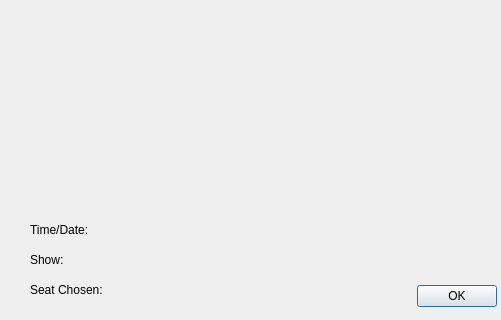
Before: the Qt Designer form seats.ui in DPigeon/Ticket-System, drawn with Qt 5; both pictures show x 0 to 501 and y 188 to 508 of the 596 by 508 pixel window.
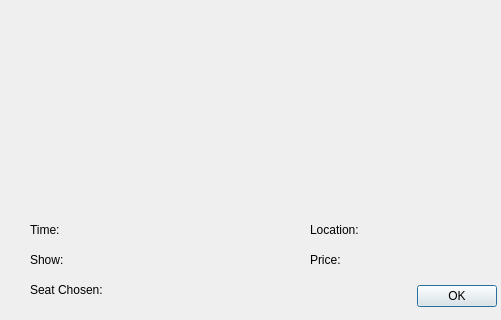
After: the same form once the commit is applied.

Patch:
```diff
--- a/seats.ui
+++ b/seats.ui
@@ -100,12 +100,12 @@
     <rect>
      <x>30</x>
      <y>410</y>
-     <width>71</width>
+     <width>41</width>
      <height>16</height>
     </rect>
    </property>
    <property name="text">
-    <string>Time/Date:</string>
+    <string>Time:</string>
    </property>
   </widget>
   <widget class="QLabel" name="labelShow">
@@ -113,7 +113,7 @@
     <rect>
      <x>70</x>
      <y>440</y>
-     <width>55</width>
+     <width>201</width>
      <height>16</height>
     </rect>
    </property>
@@ -137,9 +137,61 @@
   <widget class="QLabel" name="labelTimeDate">
    <property name="geometry">
     <rect>
-     <x>100</x>
+     <x>70</x>
      <y>410</y>
-     <width>55</width>
+     <width>171</width>
+     <height>16</height>
+    </rect>
+   </property>
+   <property name="text">
+    <string/>
+   </property>
+  </widget>
+  <widget class="QLabel" name="label_4">
+   <property name="geometry">
+    <rect>
+     <x>310</x>
+     <y>410</y>
+     <width>61</width>
+     <height>16</height>
+    </rect>
+   </property>
+   <property name="text">
+    <string>Location:</string>
+   </property>
+  </widget>
+  <widget class="QLabel" name="label_5">
+   <property name="geometry">
+    <rect>
+     <x>310</x>
+     <y>440</y>
+     <width>41</width>
+     <height>16</height>
+    </rect>
+   </property>
+   <property name="text">
+    <string>Price:</string>
+   </property>
+  </widget>
+  <widget class="QLabel" name="labelLocation">
+   <property name="geometry">
+    <rect>
+     <x>370</x>
+     <y>410</y>
+     <width>211</width>
+     <height>16</height>
+    </rect>
+   </property>
+   <property name="text">
+    <string/>
+   </property>
+  </widget>
+  <widget class="QLabel" name="labelPrice">
+   <property name="geometry">
+    <rect>
+     <x>350</x>
+     <y>440</y>
+     <width>181</width>
      <height>16</height>
     </rect>
    </property>
```
Left out of the diff: 2 changed lines with no effect on the pictures.
